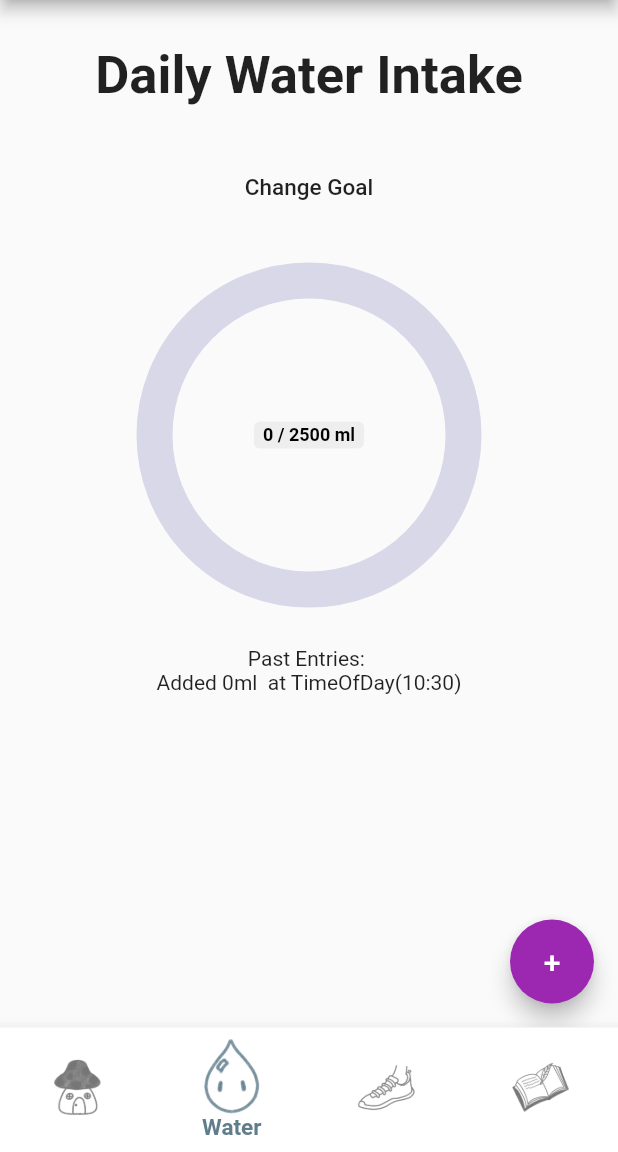
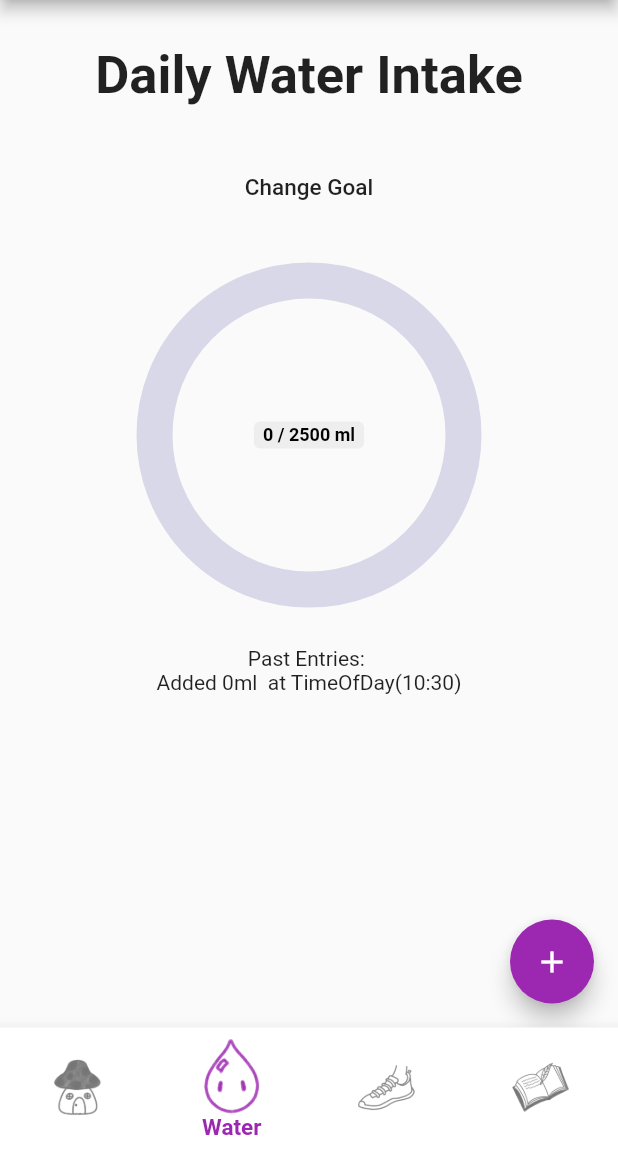
Before and after one commit to 115a-project/MicroMe, a Flutter app: the screen it shows after launch, item 2 of the bottom bar chosen, on a phone screen of 412 x 824 dp, the part 84-1236 px from its top. Run offline on Flutter 3.47's test engine with Material 2 defaults, Android fonts, the phone set to English and light mode, and no system bars; drawn by our look-alikes of pie_chart; our stand-ins replace flutter_local_notifications, page_transition, percent_indicator, settings_ui, shared_preferences, sqflite and 1 more; missing offline and left inert: about; accounts and stored records are empty; network calls fail.

Commit message:
Main updated with themeing changes and a few small fixes here and there

```diff
--- a/testing/lib/Pages/Steps_Pages/steps_page.dart
+++ b/testing/lib/Pages/Steps_Pages/steps_page.dart
@@ -13,6 +13,7 @@
 */
 // sources: https://pub.dev/packages/pedometer/example
 import 'package:flutter/material.dart';
+import 'package:flutter/services.dart';
 import 'package:shared_preferences/shared_preferences.dart';
 import 'package:testing/Utils/pedometer.dart';
 import 'package:percent_indicator/percent_indicator.dart';
@@ -212,6 +213,8 @@ class _StepsPageState extends State<StepsPage> {
         autofocus: true,                                              // keeps the keyboard open
         decoration: const InputDecoration(hintText: '1000'),
         controller: controller,
+        keyboardType: TextInputType.number, // Set keyboard to number keypad
+        inputFormatters: <TextInputFormatter>[FilteringTextInputFormatter.allow(RegExp(r"[0-9.]"))], // Only integers allowed
       ), // Text Pop Up
       actions: [
         TextButton(
--- a/testing/lib/Pages/Water_Pages/water_page.dart
+++ b/testing/lib/Pages/Water_Pages/water_page.dart
@@ -129,11 +129,7 @@ class _WaterPageState extends State<WaterPage> {
   //Button to control adding more water
   //Expected: opens a text entry where user submits a new value that changes the pi chart
   Widget buildNavigateButton() => FloatingActionButton(
-    child:const Text("+",
-      style: TextStyle(
-        fontSize: 20,
-       ),
-    ),
+    child: Icon(Icons.add),
     // When pressed updates the (dataMap) map for pie chart to allow values to change //
     onPressed: () async {
       final amount = await openDialog();
--- a/testing/lib/Pages/about.dart
+++ b/testing/lib/Pages/about.dart
@@ -29,8 +29,8 @@ class _SettingsState extends State<Settings> {
       applicationVersion: 'Version 1.0',
       applicationDescription: Text("MicroMe - Taking care of taking care of you"),
       applicationIcon: ImageIcon(
-        AssetImage('assets/journal.png'),
-        size: 100,
+        AssetImage('assets/lil_guy.png'),
+        size: 150,
       ),
       children: <Widget>[
         MarkdownPageListTile(
--- a/testing/lib/Utils/themes.dart
+++ b/testing/lib/Utils/themes.dart
@@ -4,13 +4,22 @@ class Themes {
   static ThemeData darkMode() {
     return ThemeData(
       brightness: Brightness.dark,
-      primaryColor: Colors.redAccent,
+        colorScheme: ColorScheme.fromSwatch(
+          primarySwatch: Colors.red,
+          brightness: Brightness.dark,
+        ),
+      floatingActionButtonTheme: const FloatingActionButtonThemeData(
+        backgroundColor: Colors.redAccent,
+      ),
       bottomNavigationBarTheme: const BottomNavigationBarThemeData(
         backgroundColor: Colors.black38,
         selectedItemColor: Colors.redAccent,
         selectedLabelStyle: TextStyle(fontWeight: FontWeight.bold),
         showUnselectedLabels: false,
       ),
+      appBarTheme: const AppBarTheme(
+        backgroundColor: Colors.black38,
+      )
     );
   }
 
@@ -22,7 +31,7 @@ class Themes {
       ),
       bottomNavigationBarTheme: const BottomNavigationBarThemeData(
         backgroundColor: Colors.white,
-        selectedItemColor: Colors.blueGrey,
+        selectedItemColor: Colors.purple,
         selectedLabelStyle: TextStyle(fontWeight: FontWeight.bold),
         showUnselectedLabels: false,
       ),
--- a/testing/lib/homepage.dart
+++ b/testing/lib/homepage.dart
@@ -83,8 +83,9 @@ class _HomePageState extends State<HomePage> {
                 icon: const ImageIcon(
                   AssetImage('assets/QTZ.png'),
                   size: 35,
+                  color: Colors.white,
                 ),
-                tooltip: 'Settings',
+                tooltip: 'AboutUs',
                 onPressed: () {
                   // Navigates to settings page upon tap
                   Navigator.of(context).push(MaterialPageRoute(builder: (context)=>const Settings()));
--- a/testing/pubspec.yaml
+++ b/testing/pubspec.yaml
@@ -95,6 +95,7 @@ flutter:
     - assets/steps.png
     - assets/water.png
     - assets/journal.png
+    - assets/lil_guy.png
     - Markdown_Files/README.md
     - Markdown_Files/TUTORIAL.md
     - Markdown_Files/PURPOSE.md
```
